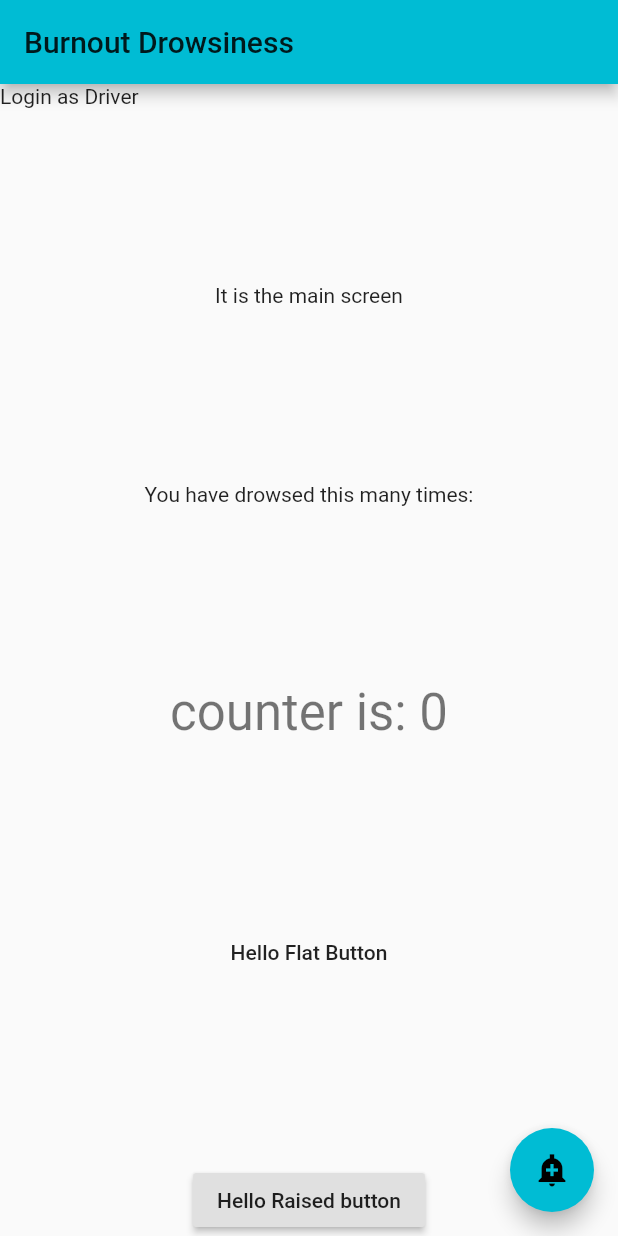
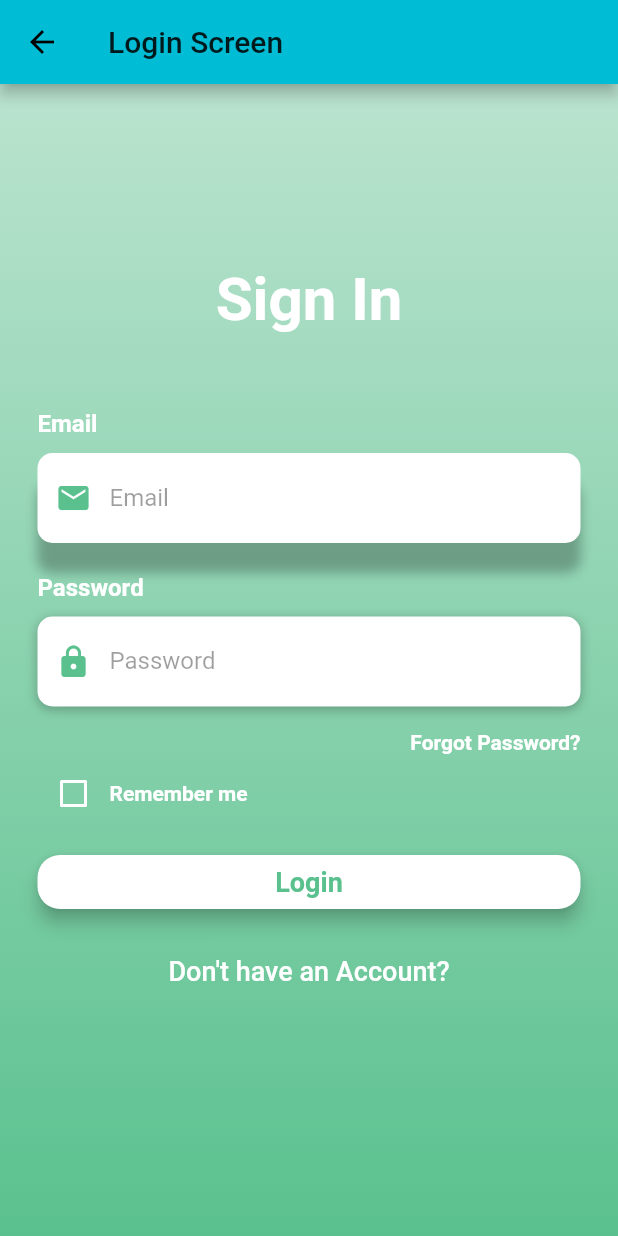
Before and after one commit to sawera346/MyFirstApp, a Flutter app: the screen it shows after launch, after a tap on "Hello Raised button", on a phone screen of 412 x 824 dp. Run offline on Flutter 3.47's test engine with Material 2 defaults, Android fonts, the phone set to English and light mode, and no system bars.

Commit message:
Login Screen Created

```diff
--- /dev/null
+++ b/lib/LoginScreen.dart
@@ -0,0 +1,222 @@
+import 'package:flutter/material.dart';
+import 'package:flutter/services.dart';
+
+class LoginScreen extends StatefulWidget {
+  @override
+  _LoginScreenState createState() => _LoginScreenState();
+}
+
+class _LoginScreenState extends State<LoginScreen> {
+  bool isRememberMe = false;
+
+  Widget buildEmail() {
+    return Column(
+      crossAxisAlignment: CrossAxisAlignment.start,
+      children: <Widget>[
+        Text(
+          'Email',
+          style: TextStyle(
+              color: Colors.white, fontSize: 16, fontWeight: FontWeight.bold),
+        ),
+        SizedBox(
+          height: 10,
+        ),
+        Container(
+          alignment: Alignment.centerLeft,
+          decoration: BoxDecoration(
+              color: Colors.white,
+              borderRadius: BorderRadius.circular(10),
+              boxShadow: [
+                BoxShadow(
+                    color: Colors.black26, blurRadius: 6, offset: Offset(0, 20))
+              ]),
+          height: 60,
+          child: TextField(
+            keyboardType: TextInputType.emailAddress,
+            style: TextStyle(color: Colors.black87),
+            decoration: InputDecoration(
+                border: InputBorder.none,
+                contentPadding: EdgeInsets.only(top: 14),
+                prefixIcon: Icon(
+                  Icons.email,
+                  color: Color(0xff5ac18e),
+                ),
+                hintText: 'Email',
+                hintStyle: TextStyle(color: Colors.black38)),
+          ),
+        )
+      ],
+    );
+  }
+
+  Widget buildPassword() {
+    return Column(
+      crossAxisAlignment: CrossAxisAlignment.start,
+      children: <Widget>[
+        Text(
+          'Password',
+          style: TextStyle(
+              color: Colors.white, fontSize: 16, fontWeight: FontWeight.bold),
+        ),
+        SizedBox(
+          height: 10,
+        ),
+        Container(
+          alignment: Alignment.centerLeft,
+          decoration: BoxDecoration(
+              color: Colors.white,
+              borderRadius: BorderRadius.circular(10),
+              boxShadow: [
+                BoxShadow(
+                    color: Colors.black26, blurRadius: 6, offset: Offset(0, 2))
+              ]),
+          height: 60,
+          child: TextField(
+            obscureText: true,
+            style: TextStyle(color: Colors.black87),
+            decoration: InputDecoration(
+                border: InputBorder.none,
+                contentPadding: EdgeInsets.only(top: 14),
+                prefixIcon: Icon(
+                  Icons.lock,
+                  color: Color(0xff5ac18e),
+                ),
+                hintText: 'Password',
+                hintStyle: TextStyle(color: Colors.black38)),
+          ),
+        )
+      ],
+    );
+  }
+
+  Widget buildForgotPassBtn() {
+    return Container(
+      alignment: Alignment.centerRight,
+      child: FlatButton(
+        onPressed: () => print("Forgot Password Pressed"),
+        padding: EdgeInsets.only(right: 0),
+        child: Text(
+          'Forgot Password?',
+          style: TextStyle(color: Colors.white, fontWeight: FontWeight.bold),
+        ),
+      ),
+    );
+  }
+
+  Widget buildRememberCb() {
+    return Container(
+      height: 20,
+      child: Row(
+        children: <Widget>[
+          Theme(
+            data: ThemeData(unselectedWidgetColor: Colors.white),
+            child: Checkbox(
+              value: isRememberMe,
+              checkColor: Colors.green,
+              activeColor: Colors.white,
+              onChanged: (value) {
+                setState(() {
+                  isRememberMe = value;
+                });
+              },
+            ),
+          ),
+          Text(
+            'Remember me',
+            style: TextStyle(color: Colors.white, fontWeight: FontWeight.bold),
+          )
+        ],
+      ),
+    );
+  }
+
+  Widget buildLoginBtn() {
+    return Container(
+      padding: EdgeInsets.symmetric(vertical: 25),
+      width: double.infinity,
+      child: RaisedButton(
+        elevation: 5,
+        onPressed: () => print('Login Password'),
+        shape: RoundedRectangleBorder(
+            borderRadius: BorderRadius.circular(15)),
+        color: Colors.white,
+        child: Text(
+          'Login',
+          style: TextStyle(
+              color: Color(0xff5ac18e),
+              fontSize: 18,
+              fontWeight: FontWeight.bold),
+        ),
+      ),
+    );
+  }
+
+  Widget buildSignUpBtn() {
+    return GestureDetector(
+      onTap: () => print('sign up Pressed'),
+      child: RichText(
+        text: TextSpan(children: [
+          TextSpan(
+              text: 'Don\'t have an Account?',
+              style: TextStyle(
+                  color: Colors.white,
+                  fontSize: 18,
+                  fontWeight: FontWeight.w500))
+        ]),
+      ),
+    );
+  }
+
+  @override
+  Widget build(BuildContext context) {
+    return Scaffold(
+      appBar: AppBar(
+        title: Text('Login Screen'),
+      ),
+      body: AnnotatedRegion<SystemUiOverlayStyle>(
+        value: SystemUiOverlayStyle.light,
+        child: Stack(
+          children: <Widget>[
+            Container(
+              height: double.infinity,
+              width: double.infinity,
+              decoration: BoxDecoration(
+                  gradient: LinearGradient(
+                      begin: Alignment.topCenter,
+                      end: Alignment.bottomCenter,
+                      colors: [
+                        Color(0x665ac18e),
+                        Color(0x995ac18e),
+                        Color(0xcc5ac18e),
+                        Color(0xff5ac18e),
+                      ])),
+              child: SingleChildScrollView(
+                physics: AlwaysScrollableScrollPhysics(),
+                padding: EdgeInsets.symmetric(horizontal: 25, vertical: 120),
+                child: Column(
+                  mainAxisAlignment: MainAxisAlignment.center,
+                  children: <Widget>[
+                    Text('Sign In',
+                      style: TextStyle(
+                          color: Colors.white,
+                          fontSize: 40,
+                          fontWeight: FontWeight.bold),
+                    ),
+                    SizedBox(height: 50),
+                    buildEmail(),
+                    SizedBox(height: 20),
+                    buildPassword(),
+                    buildForgotPassBtn(),
+                    buildRememberCb(),
+                    buildLoginBtn(),
+                    buildSignUpBtn(),
+                  ],
+                ),
+              ),
+            )
+          ],
+        ),
+      ),
+    );
+  }
+}
--- a/lib/main.dart
+++ b/lib/main.dart
@@ -1,4 +1,6 @@
 import 'package:flutter/material.dart';
+
+import 'LoginScreen.dart';
 
 void main() {
   runApp(MyApp());
@@ -51,6 +53,9 @@ class MyHomePage extends StatefulWidget {
 
 class _MyHomePageState extends State<MyHomePage> {
   int _counter = 0;
+  bool activeFlatButtonColor = true;
+  bool activeRaisedButtonColor = true;
+  bool virtualFlatButtonColor = true;
 
   void _incrementCounter() {
     setState(() {
@@ -63,12 +68,25 @@ class _MyHomePageState extends State<MyHomePage> {
     });
   }
 
-  void testFunction() {
-    // click working
+  void changeFlatButtonColor() {
+    setState(() {
+      activeFlatButtonColor = !activeFlatButtonColor;
+    });
   }
 
-  void tryFunction() {
-    //click
+  void changeRaisedButtonColor() {
+    setState(() {
+      activeRaisedButtonColor = !activeRaisedButtonColor;
+    });
+    Navigator.of(context).push(MaterialPageRoute(builder: (context) => LoginScreen()));
+    // Navigator.push(
+    //     context, MaterialPageRoute(builder: (context) => LoginScreen()));
+  }
+
+  void switchFlatButtonColor() {
+    setState(() {
+      virtualFlatButtonColor = !virtualFlatButtonColor;
+    });
   }
 
   @override
@@ -120,16 +138,36 @@ class _MyHomePageState extends State<MyHomePage> {
                   .headline4,
             ),
             FlatButton(
-                onPressed: testFunction, child: Text('Hello Flat Button')),
+              onPressed: changeFlatButtonColor,
+              child: Text('Hello Flat Button'),
+              color: activeFlatButtonColor == true
+                  ? Colors.cyan
+                  : Colors.deepPurpleAccent,
+            ),
             RaisedButton(
-                onPressed: tryFunction, child: Text('Hello Raised button')),
+              onPressed: changeRaisedButtonColor,
+              child: Text('Hello Raised button'),
+              color: activeRaisedButtonColor ? Colors.red : Colors.amber,
+            ),
+            Text(
+              "SAWERA",
+              style: TextStyle(
+                color: virtualFlatButtonColor
+                    ? Colors.deepPurple
+                    : Colors.lightGreen,
+              ),
+            ),
+            FlatButton(
+              onPressed: switchFlatButtonColor,
+              child: Text("CHNAGE COLOR"),
+            )
           ],
         ),
       ),
       floatingActionButton: FloatingActionButton(
         onPressed: _incrementCounter,
         tooltip: 'Increment',
-        child: Icon(Icons.add_alert_sharp),
+        child: Icon(Icons.ten_k),
       ), // This trailing comma makes auto-formatting nicer for build methods.
     );
   }
```
